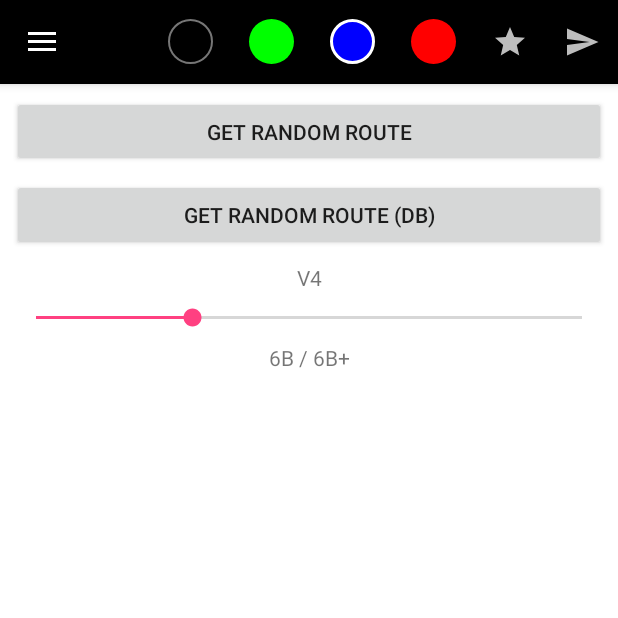
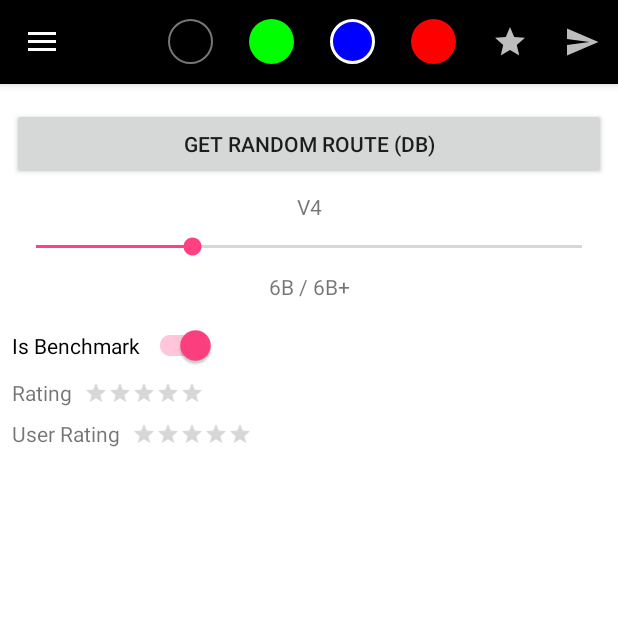
Before and after one commit to eriklevoll/tootsigym-mb, an Android app: the screen it shows after launch (MainActivity), in the side drawer, after a tap on "Database", on a phone screen of 412 x 824 dp, the top half of it. Run offline under Robolectric (Android 15) with nearby library versions, the phone set to English and light mode, and no system bars; our stand-ins replace RxJava; libraries missing offline, so code that uses them is left out: io.reactivex.internal, kotlinx.coroutines.experimental; 9 statements that could not run were skipped.

Commit message:
added better route filtering

```diff
--- a/TootsiGymMB/app/src/main/java/com/tlab/erik_spectre/tootsigymmb/Utilities/Constants.kt
+++ b/TootsiGymMB/app/src/main/java/com/tlab/erik_spectre/tootsigymmb/Utilities/Constants.kt
@@ -27,7 +27,7 @@ const val VIEWMODE_DATABASE = 1
 
 const val ROUTES_FILE_NAME = "data_routes.txt"
 const val ROUTES_FILE_BASEURL = "https://s3.eu-west-2.amazonaws.com/"
-const val ROUTES_FILE_FILEURL = "j-bucket0092/mb/data_50p.json"
+const val ROUTES_FILE_FILEURL = "j-bucket0092/mb/data_100p.json"
 
 val GradeMapping: HashMap<String, HashSet<String>> = hashMapOf(
         "V0" to hashSetOf("4"),
--- a/TootsiGymMB/app/src/main/res/layout/content_main.xml
+++ b/TootsiGymMB/app/src/main/res/layout/content_main.xml
@@ -45,66 +45,19 @@
         android:id="@+id/database_layout">
 
         <Button
-            android:id="@+id/routeOneBtn"
+            android:id="@+id/routeTwoBtn"
             android:layout_width="0dp"
-            android:layout_height="47dp"
+            android:layout_height="wrap_content"
             android:layout_marginStart="8dp"
             android:layout_marginLeft="8dp"
-            android:layout_marginTop="8dp"
+            android:layout_marginTop="16dp"
             android:layout_marginEnd="8dp"
             android:layout_marginRight="8dp"
-            android:onClick="routeOneClick"
-            android:text="Get Random Route"
+            android:onClick="routeTwoClick"
+            android:text="Get Random Route (DB)"
             app:layout_constraintEnd_toEndOf="parent"
             app:layout_constraintStart_toStartOf="parent"
             app:layout_constraintTop_toTopOf="parent" />
-
-        <Button
-        android:id="@+id/routeTwoBtn"
-        android:layout_width="0dp"
-        android:layout_height="wrap_content"
-        android:layout_marginStart="8dp"
-        android:layout_marginLeft="8dp"
-        android:layout_marginTop="8dp"
-        android:layout_marginEnd="8dp"
-        android:layout_marginRight="8dp"
-        android:onClick="routeTwoClick"
-        android:text="Get Random Route (DB)"
-        app:layout_constraintEnd_toEndOf="parent"
-        app:layout_constraintStart_toStartOf="parent"
-        app:layout_constraintTop_toBottomOf="@+id/routeOneBtn" />
-
-        <Button
-            android:id="@+id/route3Btn"
-            android:layout_width="0dp"
-            android:visibility="gone"
-            android:layout_height="wrap_content"
-            android:layout_marginTop="8dp"
-            android:layout_marginStart="8dp"
-            android:layout_marginLeft="8dp"
-            android:layout_marginEnd="8dp"
-            android:layout_marginRight="8dp"
-            android:onClick="setDownloadedClick"
-            android:text="Read file"
-            app:layout_constraintEnd_toEndOf="parent"
-            app:layout_constraintStart_toStartOf="parent"
-            app:layout_constraintTop_toBottomOf="@+id/GradeBottomText" />
-
-        <Button
-            android:id="@+id/route4Btn"
-            android:visibility="gone"
-            android:layout_width="0dp"
-            android:layout_height="wrap_content"
-            android:layout_marginTop="8dp"
-            android:layout_marginStart="8dp"
-            android:layout_marginLeft="8dp"
-            android:layout_marginEnd="8dp"
-            android:layout_marginRight="8dp"
-            android:onClick="doSthClick"
-            android:text="Download file"
-            app:layout_constraintEnd_toEndOf="parent"
-            app:layout_constraintStart_toStartOf="parent"
-            app:layout_constraintTop_toBottomOf="@+id/route3Btn" />
 
         <SeekBar
             android:id="@+id/GradeSlider"
@@ -151,19 +104,84 @@
             app:layout_constraintStart_toStartOf="parent"
             app:layout_constraintTop_toBottomOf="@+id/GradeSlider" />
 
+        <android.support.v7.widget.SwitchCompat
+            android:id="@+id/benchmarkToggleSwitch"
+            android:layout_width="136dp"
+            android:layout_height="wrap_content"
+            android:layout_marginStart="8dp"
+            android:layout_marginLeft="8dp"
+            android:layout_marginTop="16dp"
+            android:onClick="benchmarkToggle"
+            android:checked="true"
+            android:text="Is Benchmark"
+            app:layout_constraintStart_toStartOf="parent"
+            app:layout_constraintTop_toBottomOf="@+id/GradeBottomText" />
+
+        <RatingBar
+            android:id="@+id/MainRatingBar"
+            style="@style/Widget.AppCompat.RatingBar.Small"
+            android:layout_width="wrap_content"
+            android:layout_height="wrap_content"
+            android:numStars="5"
+            android:rating="0"
+            android:isIndicator="false"
+            android:stepSize="0.5"
+            android:layout_marginStart="8dp"
+            android:layout_marginLeft="8dp"
+            app:layout_constraintBottom_toBottomOf="@+id/RatingText"
+            app:layout_constraintStart_toEndOf="@+id/RatingText"
+            app:layout_constraintTop_toTopOf="@+id/RatingText" />
+
+        <TextView
+        android:id="@+id/RatingText"
+        android:layout_width="wrap_content"
+        android:layout_height="wrap_content"
+        android:layout_marginStart="8dp"
+        android:layout_marginLeft="8dp"
+        android:layout_marginTop="8dp"
+        android:text="Rating"
+        app:layout_constraintStart_toStartOf="parent"
+        app:layout_constraintTop_toBottomOf="@+id/benchmarkToggleSwitch" />
+
+        <RatingBar
+            android:id="@+id/UserRatingBar"
+            style="@style/Widget.AppCompat.RatingBar.Small"
+            android:layout_width="wrap_content"
+            android:layout_height="wrap_content"
+            android:numStars="5"
+            android:rating="0"
+            android:stepSize="0.5"
+            android:isIndicator="false"
+            android:layout_marginStart="8dp"
+            android:layout_marginLeft="8dp"
+            app:layout_constraintBottom_toBottomOf="@+id/UserRatingText"
+            app:layout_constraintStart_toEndOf="@+id/UserRatingText"
+            app:layout_constraintTop_toTopOf="@+id/UserRatingText" />
+
+        <TextView
+            android:id="@+id/UserRatingText"
+            android:layout_width="wrap_content"
+            android:layout_height="wrap_content"
+            android:layout_marginStart="8dp"
+            android:layout_marginLeft="8dp"
+            android:layout_marginTop="8dp"
+            android:text="User Rating"
+            app:layout_constraintStart_toStartOf="parent"
+            app:layout_constraintTop_toBottomOf="@+id/RatingText" />
+
         <TextView
             android:id="@+id/RouteNameText"
             android:layout_width="wrap_content"
             android:layout_height="wrap_content"
             android:layout_marginStart="8dp"
             android:layout_marginLeft="8dp"
-            android:layout_marginTop="60dp"
+            android:layout_marginTop="36dp"
             android:layout_marginEnd="8dp"
             android:layout_marginRight="8dp"
             android:text=""
             app:layout_constraintEnd_toEndOf="parent"
             app:layout_constraintStart_toStartOf="parent"
-            app:layout_constraintTop_toBottomOf="@+id/GradeSlider" />
+            app:layout_constraintTop_toBottomOf="@+id/UserRatingBar" />
 
         <TextView
             android:id="@+id/RouteGradeText"
@@ -176,7 +194,6 @@
             android:layout_marginRight="8dp"
             android:text=""
             app:layout_constraintEnd_toEndOf="parent"
-            app:layout_constraintHorizontal_bias="0.503"
             app:layout_constraintStart_toStartOf="parent"
             app:layout_constraintTop_toBottomOf="@+id/RouteNameText" />
 
@@ -268,6 +285,18 @@
             app:layout_constraintHorizontal_bias="0.502"
             app:layout_constraintStart_toStartOf="parent"
             app:layout_constraintTop_toBottomOf="@+id/RouteRepeatsText" />
+
+
+        <TextView
+            android:id="@+id/FilterResultsText"
+            android:layout_width="wrap_content"
+            android:layout_height="wrap_content"
+            android:layout_marginStart="8dp"
+            android:layout_marginLeft="8dp"
+            android:layout_marginBottom="8dp"
+            android:text=""
+            app:layout_constraintBottom_toBottomOf="parent"
+            app:layout_constraintStart_toStartOf="parent" />
     </android.support.constraint.ConstraintLayout>
 
 
```
Also changed, not shown: TootsiGymMB/app/build.gradle (+13 -13 lines), TootsiGymMB/app/src/main/java/com/tlab/erik_spectre/tootsigymmb/Controller/MainActivity.kt (+29 -23 lines), TootsiGymMB/app/src/main/java/com/tlab/erik_spectre/tootsigymmb/Model/Route.kt (+4 -5 lines), TootsiGymMB/app/src/main/java/com/tlab/erik_spectre/tootsigymmb/Utilities/HoldsCanvas.kt (+1 -40 lines), TootsiGymMB/app/src/main/java/com/tlab/erik_spectre/tootsigymmb/Utilities/RandomGenerator.kt (+13 -6 lines), TootsiGymMB/app/src/main/java/com/tlab/erik_spectre/tootsigymmb/Utilities/RoutesData.kt (+26 -34 lines).
